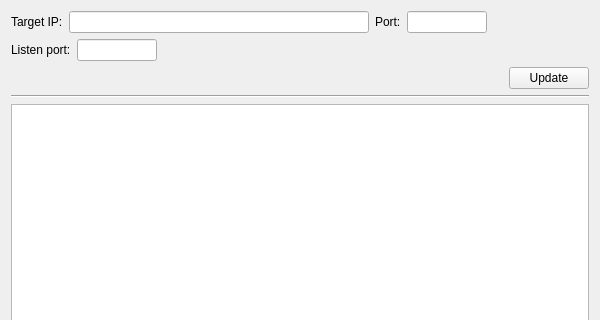
rookiepeng/comm-test, file mainwindow.ui: the form before one commit; both pictures show x 0 to 600 and y 0 to 320 of the 600 by 500 pixel window.
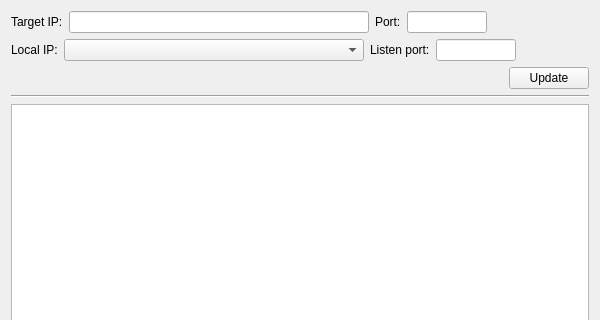
The form after the commit.

Commit message: find wifi ip

Patch:
```diff
--- a/mainwindow.ui
+++ b/mainwindow.ui
@@ -86,6 +86,23 @@
     </item>
     <item>
      <layout class="QHBoxLayout" name="horizontalLayout_3">
+      <item>
+       <widget class="QLabel" name="label_4">
+        <property name="text">
+         <string>Local IP:</string>
+        </property>
+       </widget>
+      </item>
+      <item>
+       <widget class="QComboBox" name="localIPBox">
+        <property name="minimumSize">
+         <size>
+          <width>300</width>
+          <height>0</height>
+         </size>
+        </property>
+       </widget>
+      </item>
       <item>
        <widget class="QLabel" name="label_3">
         <property name="text">
```
The commit also changes 2 other files.
